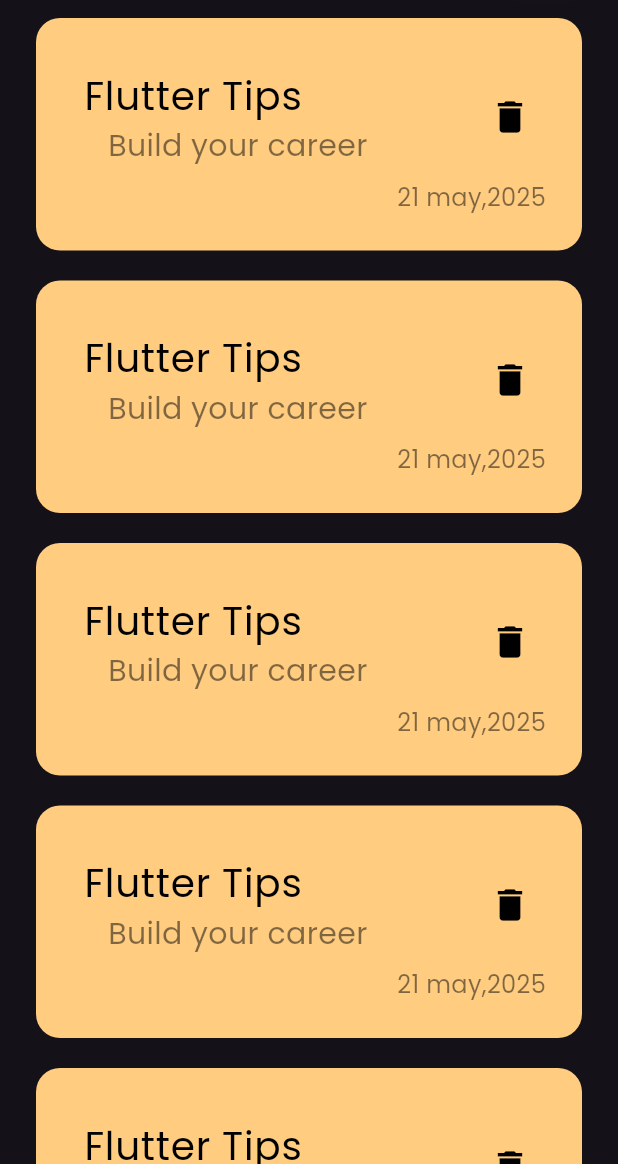
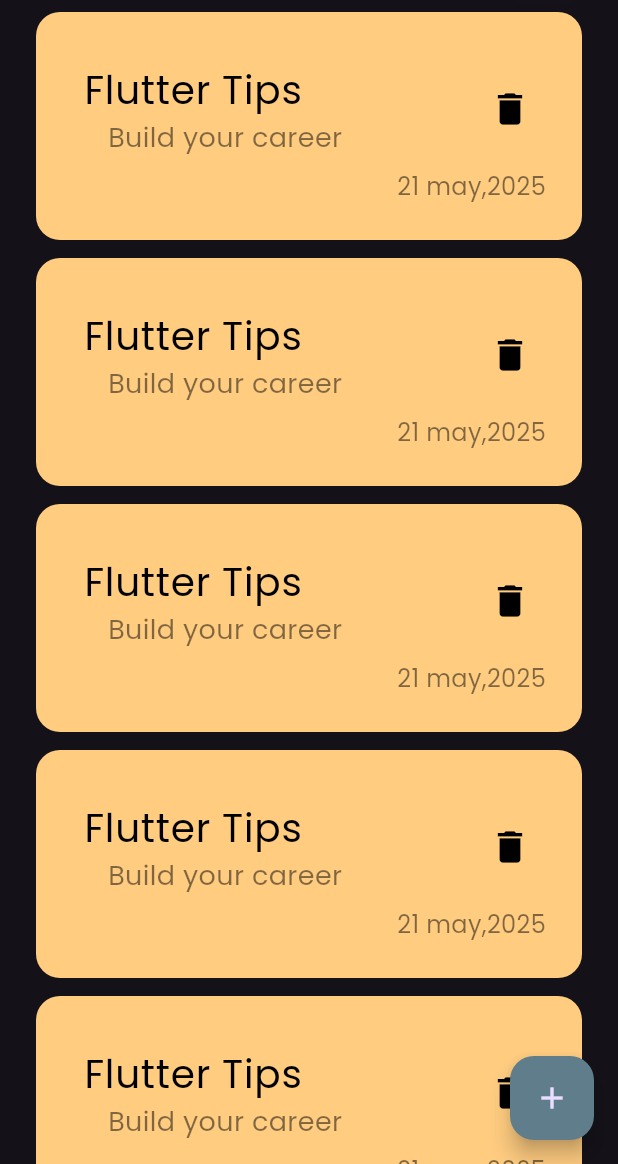
Before and after one commit to MariamEssam5/My-Notes-App, a Flutter app: the screen it shows after launch, on a phone screen of 412 x 824 dp, the part 72-1236 px from its top. Run offline on Flutter 3.47's test engine with Material 3 defaults, Android fonts, the phone set to English and light mode, and no system bars.

Commit message:
add floating action button

```diff
--- a/lib/views/notes_view.dart
+++ b/lib/views/notes_view.dart
@@ -6,8 +6,13 @@
 
   @override
   Widget build(BuildContext context) {
-    return const Scaffold(
-      body: NotesViewBody(),
+    return Scaffold(
+      floatingActionButton: FloatingActionButton(
+        onPressed: () {},
+        backgroundColor: Colors.blueGrey,
+        child: Icon(Icons.add),
+      ),
+      body: const NotesViewBody(),
     );
   }
 }
--- a/lib/views/widgets/custom_note_item.dart
+++ b/lib/views/widgets/custom_note_item.dart
@@ -6,7 +6,7 @@
   @override
   Widget build(BuildContext context) {
     return Padding(
-      padding: const EdgeInsets.symmetric(vertical: 10),
+      padding: const EdgeInsets.symmetric(vertical: 6),
       child: Container(
         padding: EdgeInsets.only(top: 24, bottom: 24, left: 16),
         decoration: BoxDecoration(
@@ -23,7 +23,7 @@
                 padding: const EdgeInsets.symmetric(horizontal: 16),
                 child: Text("Build your career",
                     style: TextStyle(
-                        color: Colors.black.withOpacity(0.5), fontSize: 20)),
+                        color: Colors.black.withOpacity(0.5), fontSize: 18)),
               ),
               trailing: IconButton(
                 icon: const Icon(
```
